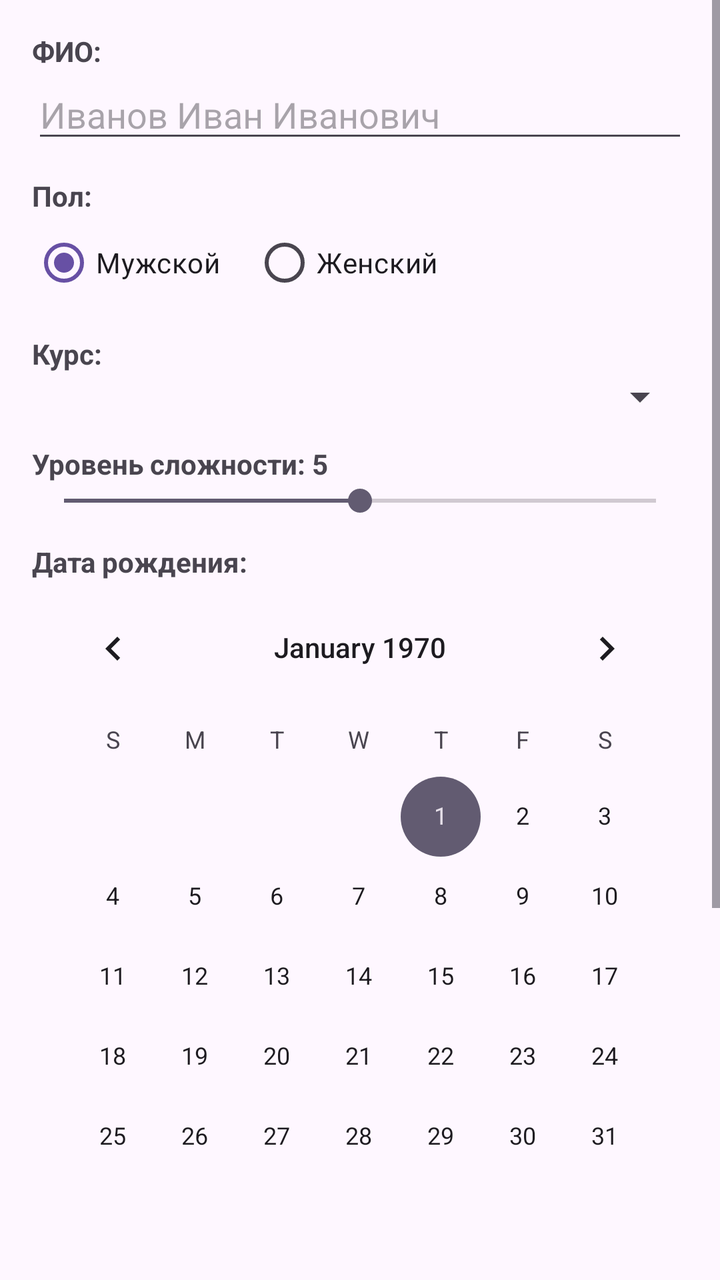
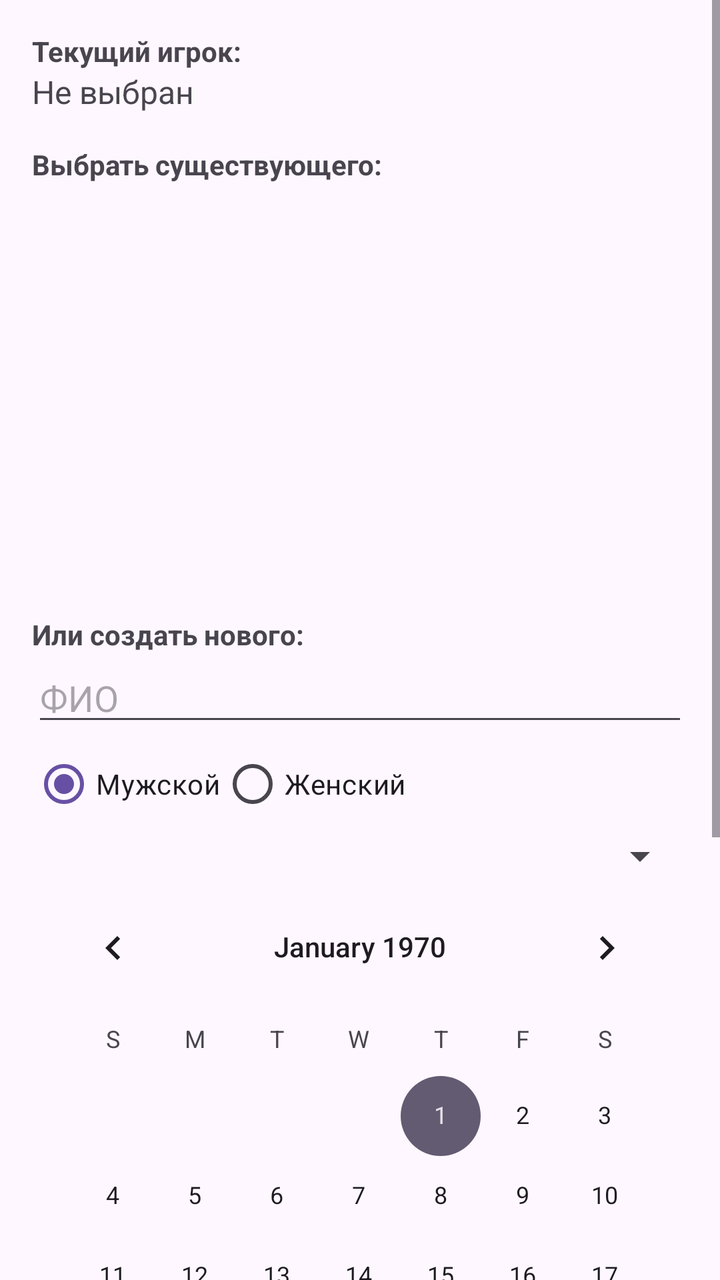

Compare the two renders of this Android layout. The source of the first and the diff that turns it into the second are given below.
<!-- AndroidManifest.xml: application theme Theme.Juki -->
<!-- res/layout/fragment_register.xml -->
<?xml version="1.0" encoding="utf-8"?>
<ScrollView xmlns:android="http://schemas.android.com/apk/res/android"
    android:layout_width="match_parent"
    android:layout_height="match_parent"
    android:fillViewport="true">

    <LinearLayout
        android:layout_width="match_parent"
        android:layout_height="wrap_content"
        android:orientation="vertical"
        android:padding="16dp">

        <TextView
            android:layout_width="wrap_content"
            android:layout_height="wrap_content"
            android:text="ФИО:"
            android:textStyle="bold" />

        <EditText
            android:id="@+id/etFullName"
            android:layout_width="match_parent"
            android:layout_height="wrap_content"
            android:hint="Иванов Иван Иванович"
            android:inputType="textPersonName" />

        <TextView
            android:layout_width="wrap_content"
            android:layout_height="wrap_content"
            android:layout_marginTop="12dp"
            android:text="Пол:"
            android:textStyle="bold" />

        <RadioGroup
            android:id="@+id/rgGender"
            android:layout_width="match_parent"
            android:layout_height="wrap_content"
            android:orientation="horizontal">

            <RadioButton
                android:id="@+id/rbMale"
                android:layout_width="wrap_content"
                android:layout_height="wrap_content"
                android:checked="true"
                android:text="Мужской" />

            <RadioButton
                android:id="@+id/rbFemale"
                android:layout_width="wrap_content"
                android:layout_height="wrap_content"
                android:layout_marginStart="16dp"
                android:text="Женский" />
        </RadioGroup>

        <TextView
            android:layout_width="wrap_content"
            android:layout_height="wrap_content"
            android:layout_marginTop="12dp"
            android:text="Курс:"
            android:textStyle="bold" />

        <Spinner
            android:id="@+id/spinnerCourse"
            android:layout_width="match_parent"
            android:layout_height="wrap_content" />

        <TextView
            android:id="@+id/tvDifficultyLabel"
            android:layout_width="wrap_content"
            android:layout_height="wrap_content"
            android:layout_marginTop="12dp"
            android:text="Уровень сложности: 5"
            android:textStyle="bold" />

        <SeekBar
            android:id="@+id/seekBarDifficulty"
            android:layout_width="match_parent"
            android:layout_height="wrap_content"
            android:max="10"
            android:progress="5" />

        <TextView
            android:layout_width="wrap_content"
            android:layout_height="wrap_content"
            android:layout_marginTop="12dp"
            android:text="Дата рождения:"
            android:textStyle="bold" />

        <CalendarView
            android:id="@+id/calendarView"
            android:layout_width="match_parent"
            android:layout_height="wrap_content" />

        <Button
            android:id="@+id/btnRegister"
            android:layout_width="match_parent"
            android:layout_height="wrap_content"
            android:layout_marginTop="16dp"
            android:text="Зарегистрироваться" />

        <ImageView
            android:id="@+id/ivZodiac"
            android:layout_width="140dp"
            android:layout_height="140dp"
            android:layout_gravity="center_horizontal"
            android:layout_marginTop="16dp"
            android:contentDescription="Знак зодиака"
            android:scaleType="fitCenter" />

        <TextView
            android:id="@+id/tvResult"
            android:layout_width="match_parent"
            android:layout_height="wrap_content"
            android:layout_marginTop="16dp"
            android:textSize="16sp" />

    </LinearLayout>
</ScrollView>
<!-- resources referenced by this layout -->
<resources>
  <style name="Theme.Juki" parent="Theme.Material3.DayNight.NoActionBar" />
</resources>

<!-- the commit's change to res/layout/fragment_register.xml (unified diff, before → after) -->
@@ -13,105 +13,48 @@
         <TextView
             android:layout_width="wrap_content"
             android:layout_height="wrap_content"
-            android:text="ФИО:"
+            android:text="Текущий игрок:"
             android:textStyle="bold" />
+        <TextView
+            android:id="@+id/tvCurrentPlayer"
+            android:layout_width="wrap_content"
+            android:layout_height="wrap_content"
+            android:text="Не выбран"
+            android:textSize="16sp"
+            android:layout_marginBottom="16dp" />
 
-        <EditText
-            android:id="@+id/etFullName"
+        
+        <TextView
+            android:layout_width="wrap_content"
+            android:layout_height="wrap_content"
+            android:text="Выбрать существующего:"
+            android:textStyle="bold" />
+        <ListView
+            android:id="@+id/listPlayers"
             android:layout_width="match_parent"
-            android:layout_height="wrap_content"
-            android:hint="Иванов Иван Иванович"
-            android:inputType="textPersonName" />
+            android:layout_height="200dp" />
 
         <TextView
             android:layout_width="wrap_content"
             android:layout_height="wrap_content"
-            android:layout_marginTop="12dp"
-            android:text="Пол:"
-            android:textStyle="bold" />
+            android:text="Или создать нового:"
+            android:textStyle="bold"
+            android:layout_marginTop="16dp" />
 
-        <RadioGroup
-            android:id="@+id/rgGender"
-            android:layout_width="match_parent"
-            android:layout_height="wrap_content"
-            android:orientation="horizontal">
+        <EditText android:id="@+id/etFullName" android:layout_width="match_parent" android:layout_height="wrap_content" android:hint="ФИО" />
 
-            <RadioButton
-                android:id="@+id/rbMale"
-                android:layout_width="wrap_content"
-                android:layout_height="wrap_content"
-                android:checked="true"
-                android:text="Мужской" />
-
-            <RadioButton
-                android:id="@+id/rbFemale"
-                android:layout_width="wrap_content"
-                android:layout_height="wrap_content"
-                android:layout_marginStart="16dp"
-                android:text="Женский" />
+        <RadioGroup android:id="@+id/rgGender" android:layout_width="match_parent" android:layout_height="wrap_content" android:orientation="horizontal">
+            <RadioButton android:id="@+id/rbMale" android:layout_width="wrap_content" android:layout_height="wrap_content" android:checked="true" android:text="Мужской" />
+            <RadioButton android:id="@+id/rbFemale" android:layout_width="wrap_content" android:layout_height="wrap_content" android:text="Женский" />
         </RadioGroup>
 
-        <TextView
-            android:layout_width="wrap_content"
-            android:layout_height="wrap_content"
-            android:layout_marginTop="12dp"
-            android:text="Курс:"
-            android:textStyle="bold" />
+        <Spinner android:id="@+id/spinnerCourse" android:layout_width="match_parent" android:layout_height="wrap_content" />
 
-        <Spinner
-            android:id="@+id/spinnerCourse"
-            android:layout_width="match_parent"
-            android:layout_height="wrap_content" />
+        <CalendarView android:id="@+id/calendarView" android:layout_width="match_parent" android:layout_height="wrap_content" />
 
-        <TextView
-            android:id="@+id/tvDifficultyLabel"
-            android:layout_width="wrap_content"
-            android:layout_height="wrap_content"
-            android:layout_marginTop="12dp"
-            android:text="Уровень сложности: 5"
-            android:textStyle="bold" />
+        <Button android:id="@+id/btnRegister" android:layout_width="match_parent" android:layout_height="wrap_content" android:layout_marginTop="16dp" android:text="Зарегистрироваться и войти" />
 
-        <SeekBar
-            android:id="@+id/seekBarDifficulty"
-            android:layout_width="match_parent"
-            android:layout_height="wrap_content"
-            android:max="10"
-            android:progress="5" />
-
-        <TextView
-            android:layout_width="wrap_content"
-            android:layout_height="wrap_content"
-            android:layout_marginTop="12dp"
-            android:text="Дата рождения:"
-            android:textStyle="bold" />
-
-        <CalendarView
-            android:id="@+id/calendarView"
-            android:layout_width="match_parent"
-            android:layout_height="wrap_content" />
-
-        <Button
-            android:id="@+id/btnRegister"
-            android:layout_width="match_parent"
-            android:layout_height="wrap_content"
-            android:layout_marginTop="16dp"
-            android:text="Зарегистрироваться" />
-
-        <ImageView
-            android:id="@+id/ivZodiac"
-            android:layout_width="140dp"
-            android:layout_height="140dp"
-            android:layout_gravity="center_horizontal"
-            android:layout_marginTop="16dp"
-            android:contentDescription="Знак зодиака"
-            android:scaleType="fitCenter" />
-
-        <TextView
-            android:id="@+id/tvResult"
-            android:layout_width="match_parent"
-            android:layout_height="wrap_content"
-            android:layout_marginTop="16dp"
-            android:textSize="16sp" />
+        <ImageView android:id="@+id/ivZodiac" android:layout_width="120dp" android:layout_height="120dp" android:layout_gravity="center_horizontal" />
 
     </LinearLayout>
 </ScrollView>
